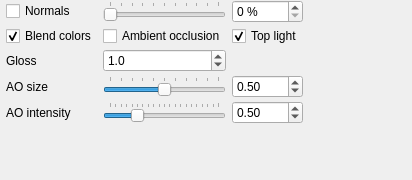
Old version of the form src/gui/forms/toolbar_rendernormalsgroup.ui in the repository open-scan-crew/OpenScanTools.
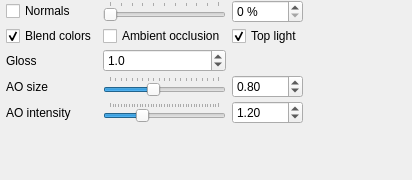
New version of the form.

The edit to the form file:
```diff
--- a/src/gui/forms/toolbar_rendernormalsgroup.ui
+++ b/src/gui/forms/toolbar_rendernormalsgroup.ui
@@ -141,7 +141,7 @@
    <item row="3" column="5">
     <widget class="QSlider" name="slider_aoSize">
      <property name="maximum">
-      <number>100</number>
+      <number>200</number>
      </property>
      <property name="orientation">
       <enum>Qt::Horizontal</enum>
@@ -150,7 +150,7 @@
       <enum>QSlider::TicksAbove</enum>
      </property>
      <property name="value">
-      <number>50</number>
+      <number>80</number>
      </property>
     </widget>
    </item>
@@ -160,13 +160,13 @@
       <number>2</number>
      </property>
      <property name="maximum">
-      <double>1.000000000000000</double>
+      <double>2.000000000000000</double>
      </property>
      <property name="singleStep">
       <double>0.050000000000000</double>
      </property>
      <property name="value">
-      <double>0.500000000000000</double>
+      <double>0.800000000000000</double>
      </property>
     </widget>
    </item>
@@ -180,7 +180,7 @@
    <item row="4" column="5">
     <widget class="QSlider" name="slider_aoIntensity">
      <property name="maximum">
-      <number>200</number>
+      <number>400</number>
      </property>
      <property name="orientation">
       <enum>Qt::Horizontal</enum>
@@ -189,7 +189,7 @@
       <enum>QSlider::TicksAbove</enum>
      </property>
      <property name="value">
-      <number>50</number>
+      <number>120</number>
      </property>
     </widget>
    </item>
@@ -199,13 +199,13 @@
       <number>2</number>
      </property>
      <property name="maximum">
-      <double>2.000000000000000</double>
+      <double>4.000000000000000</double>
      </property>
      <property name="singleStep">
       <double>0.050000000000000</double>
      </property>
      <property name="value">
-      <double>0.500000000000000</double>
+      <double>1.200000000000000</double>
      </property>
     </widget>
    </item>
```
